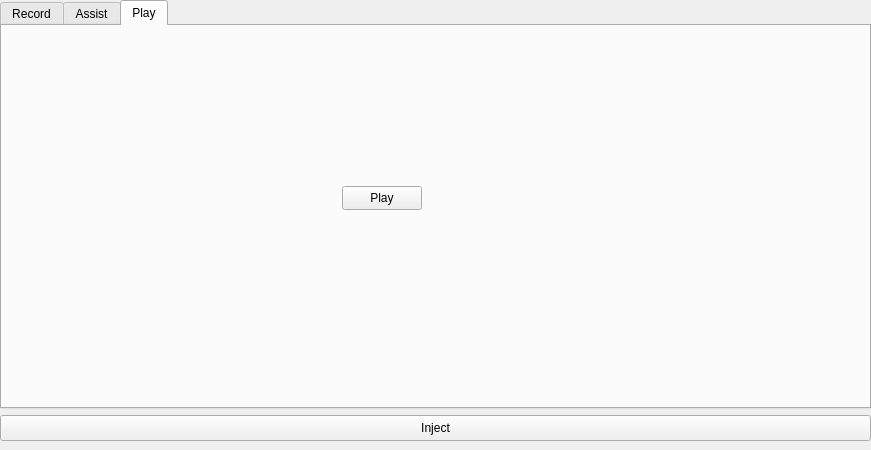
The window that OmegaBotUI/mainwindow.ui (Very-Tall-Midget/OmegaBot2) describes before a commit, drawn with Qt 5.
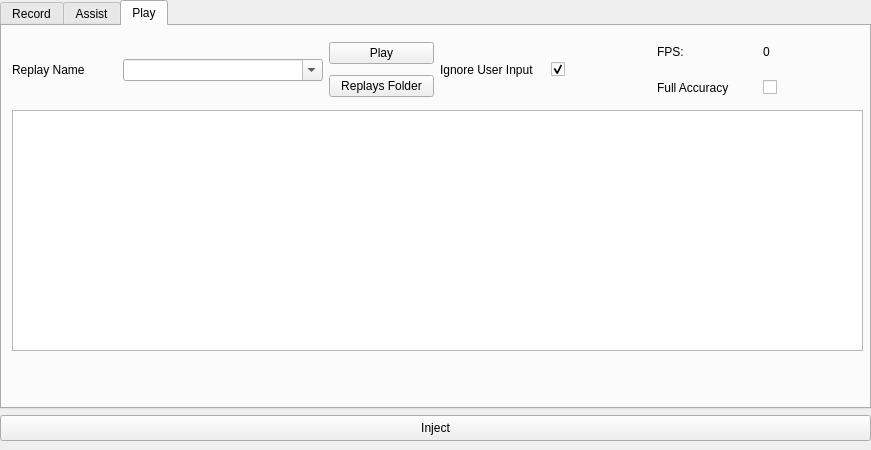
The same window after the commit. The open tabs and pages were chosen to show the change. Icons and pictures are not drawn.

Commit message: finished play tab

Patch:
```diff
--- a/OmegaBotUI/mainwindow.ui
+++ b/OmegaBotUI/mainwindow.ui
@@ -1125,21 +1125,201 @@
         <attribute name="title">
          <string>Play</string>
         </attribute>
-        <widget class="QPushButton" name="playButton">
+        <widget class="QWidget" name="gridLayoutWidget_7">
          <property name="geometry">
           <rect>
-           <x>340</x>
-           <y>160</y>
-           <width>80</width>
-           <height>24</height>
+           <x>10</x>
+           <y>10</y>
+           <width>851</width>
+           <height>316</height>
           </rect>
          </property>
-         <property name="cursor">
-          <cursorShape>PointingHandCursor</cursorShape>
-         </property>
-         <property name="text">
-          <string>Play</string>
-         </property>
+         <layout class="QGridLayout" name="gridLayout_6" rowminimumheight="60,60,180" columnminimumwidth="100,200,100,100,100,100,100">
+          <item row="0" column="5" colspan="2">
+           <layout class="QGridLayout" name="gridLayout_14" rowminimumheight="30,30" columnminimumwidth="100,100">
+            <item row="0" column="0">
+             <widget class="QLabel" name="play_fpsLabel">
+              <property name="sizePolicy">
+               <sizepolicy hsizetype="Minimum" vsizetype="Minimum">
+                <horstretch>0</horstretch>
+                <verstretch>0</verstretch>
+               </sizepolicy>
+              </property>
+              <property name="text">
+               <string>FPS:</string>
+              </property>
+             </widget>
+            </item>
+            <item row="0" column="1">
+             <widget class="QLabel" name="play_actualFpsLabel">
+              <property name="sizePolicy">
+               <sizepolicy hsizetype="Minimum" vsizetype="Minimum">
+                <horstretch>0</horstretch>
+                <verstretch>0</verstretch>
+               </sizepolicy>
+              </property>
+              <property name="text">
+               <string>0</string>
+              </property>
+             </widget>
+            </item>
+            <item row="1" column="0">
+             <widget class="QLabel" name="isFullAccuracyLabel">
+              <property name="text">
+               <string>Full Accuracy</string>
+              </property>
+              <property name="buddy">
+               <cstring>isFullAccuracyCheckBox</cstring>
+              </property>
+             </widget>
+            </item>
+            <item row="1" column="1">
+             <widget class="QCheckBox" name="isFullAccuracyCheckBox">
+              <property name="sizePolicy">
+               <sizepolicy hsizetype="Fixed" vsizetype="Fixed">
+                <horstretch>0</horstretch>
+                <verstretch>0</verstretch>
+               </sizepolicy>
+              </property>
+              <property name="text">
+               <string/>
+              </property>
+              <property name="checkable">
+               <bool>false</bool>
+              </property>
+             </widget>
+            </item>
+           </layout>
+          </item>
+          <item row="0" column="0">
+           <widget class="QLabel" name="play_replayNameLabel">
+            <property name="sizePolicy">
+             <sizepolicy hsizetype="Minimum" vsizetype="Minimum">
+              <horstretch>0</horstretch>
+              <verstretch>0</verstretch>
+             </sizepolicy>
+            </property>
+            <property name="text">
+             <string>Replay Name</string>
+            </property>
+            <property name="buddy">
+             <cstring>play_replayNameCombo</cstring>
+            </property>
+           </widget>
+          </item>
+          <item row="0" column="3">
+           <widget class="QLabel" name="ignoreUserInputLabel">
+            <property name="enabled">
+             <bool>true</bool>
+            </property>
+            <property name="sizePolicy">
+             <sizepolicy hsizetype="Minimum" vsizetype="Minimum">
+              <horstretch>0</horstretch>
+              <verstretch>0</verstretch>
+             </sizepolicy>
+            </property>
+            <property name="text">
+             <string>Ignore User Input</string>
+            </property>
+            <property name="buddy">
+             <cstring>ignoreUserInputCheckBox</cstring>
+            </property>
+           </widget>
+          </item>
+          <item row="0" column="2">
+           <layout class="QVBoxLayout" name="verticalLayout">
+            <item>
+             <widget class="QPushButton" name="playButton">
+              <property name="cursor">
+               <cursorShape>PointingHandCursor</cursorShape>
+              </property>
+              <property name="text">
+               <string>Play</string>
+              </property>
+             </widget>
+            </item>
+            <item>
+             <widget class="QPushButton" name="openReplaysButton">
+              <property name="enabled">
+               <bool>true</bool>
+              </property>
+              <property name="cursor">
+               <cursorShape>PointingHandCursor</cursorShape>
+              </property>
+              <property name="text">
+               <string>Replays Folder</string>
+              </property>
+             </widget>
+            </item>
+           </layout>
+          </item>
+          <item row="0" column="1">
+           <widget class="QComboBox" name="play_replayNameCombo">
+            <property name="sizePolicy">
+             <sizepolicy hsizetype="Minimum" vsizetype="Fixed">
+              <horstretch>0</horstretch>
+              <verstretch>0</verstretch>
+             </sizepolicy>
+            </property>
+            <property name="editable">
+             <bool>true</bool>
+            </property>
+           </widget>
+          </item>
+          <item row="0" column="4">
+           <widget class="QCheckBox" name="ignoreUserInputCheckBox">
+            <property name="enabled">
+             <bool>true</bool>
+            </property>
+            <property name="sizePolicy">
+             <sizepolicy hsizetype="Fixed" vsizetype="Fixed">
+              <horstretch>0</horstretch>
+              <verstretch>0</verstretch>
+             </sizepolicy>
+            </property>
+            <property name="cursor">
+             <cursorShape>PointingHandCursor</cursorShape>
+            </property>
+            <property name="text">
+             <string/>
+            </property>
+            <property name="checked">
+             <bool>true</bool>
+            </property>
+           </widget>
+          </item>
+          <item row="1" column="0" rowspan="2" colspan="7">
+           <widget class="QTableWidget" name="clicksList">
+            <property name="enabled">
+             <bool>true</bool>
+            </property>
+            <property name="editTriggers">
+             <set>QAbstractItemView::NoEditTriggers</set>
+            </property>
+            <property name="selectionMode">
+             <enum>QAbstractItemView::SingleSelection</enum>
+            </property>
+            <property name="selectionBehavior">
+             <enum>QAbstractItemView::SelectRows</enum>
+            </property>
+            <attribute name="horizontalHeaderCascadingSectionResizes">
+             <bool>true</bool>
+            </attribute>
+            <attribute name="horizontalHeaderMinimumSectionSize">
+             <number>250</number>
+            </attribute>
+            <attribute name="horizontalHeaderDefaultSectionSize">
+             <number>250</number>
+            </attribute>
+            <attribute name="horizontalHeaderStretchLastSection">
+             <bool>true</bool>
+            </attribute>
+            <attribute name="verticalHeaderVisible">
+             <bool>false</bool>
+            </attribute>
+           </widget>
+          </item>
+         </layout>
         </widget>
        </widget>
       </widget>
```
Left out of the diff: 1 changed line with no effect on the pictures. The commit also changes 8 other files.
